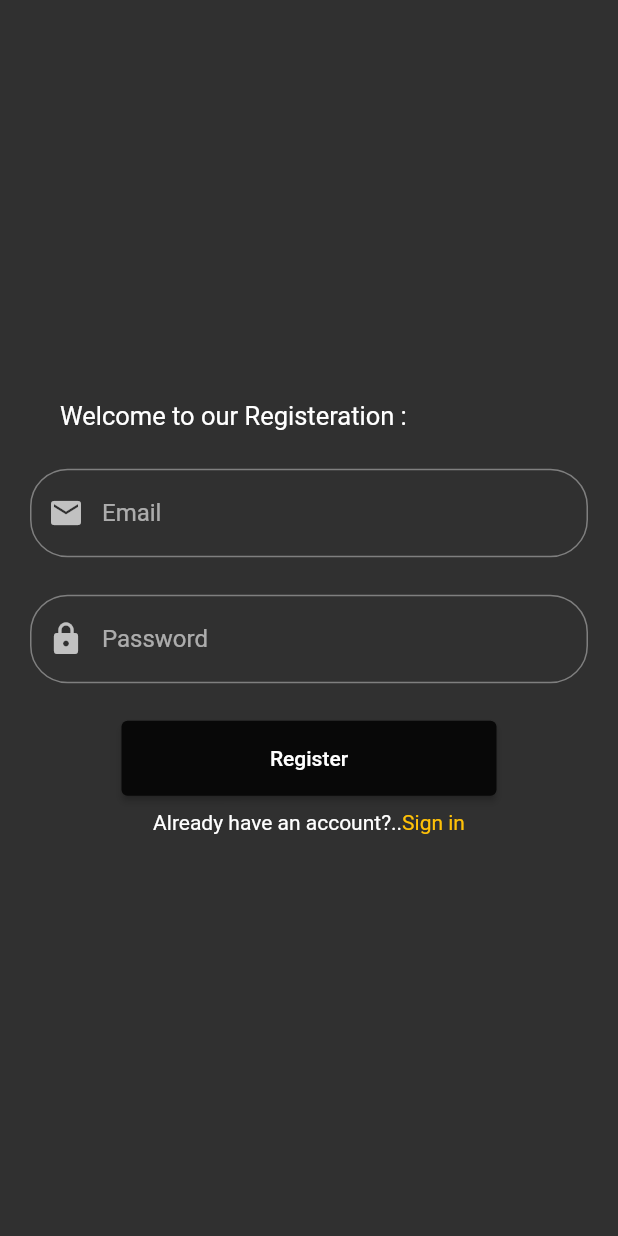
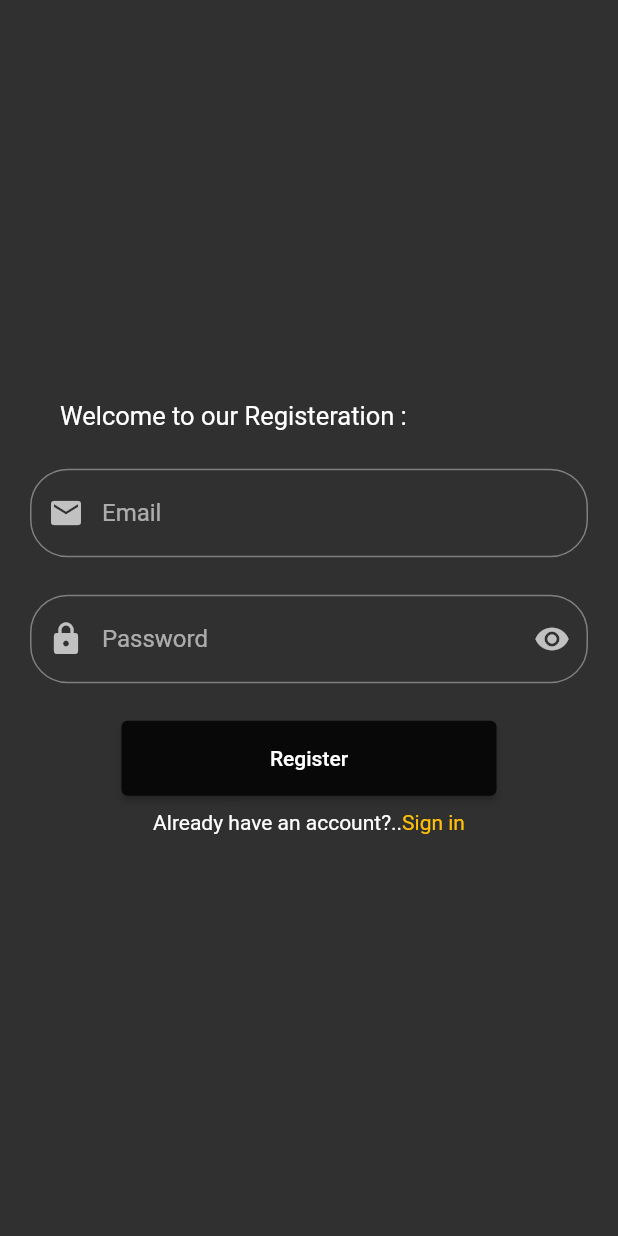
Before and after one commit to KhalidEl-MariAa/iti-notesApp, a Flutter app: the screen it shows after launch, on a phone screen of 412 x 824 dp. Run offline on Flutter 3.47's test engine with Material 2 defaults, Android fonts, the phone set to English and light mode, and no system bars; our stand-ins replace firebase_auth, firebase_core, flutter_spinkit, google_fonts, google_sign_in; accounts and stored records are empty.

Commit message:
make hide password in register by choice

```diff
--- a/lib/screens/RegisterScreen/RegisterView.dart
+++ b/lib/screens/RegisterScreen/RegisterView.dart
@@ -11,6 +11,9 @@ class RegisterView extends StatefulWidget {
 }
 
 class _RegisterViewState extends State<RegisterView> {
+  bool notseen=true;
+  TextEditingController passcont =  TextEditingController();
+
   String? email;
   String? password;
  final GlobalKey<FormState> _globalKey =  GlobalKey();
@@ -37,6 +40,7 @@ class _RegisterViewState extends State<RegisterView> {
                 Padding(
                   padding: const EdgeInsets.symmetric(horizontal: 20),
                   child: TextFormField(
+
                     // ignore: body_might_complete_normally_nullable
                     validator: (value) {
                       if (value!.isEmpty){
@@ -61,6 +65,7 @@ class _RegisterViewState extends State<RegisterView> {
                 Padding(
                   padding: const EdgeInsets.symmetric(horizontal: 20),
                   child: TextFormField(
+                    obscureText: notseen,
                     // ignore: body_might_complete_normally_nullable
                     validator: (value) {
                       if(value!.isEmpty){
@@ -70,7 +75,19 @@ class _RegisterViewState extends State<RegisterView> {
                     onChanged: (value) {
                       password=value;
                     },
+                    controller: passcont,
                     decoration: InputDecoration(
+                      suffixIcon: IconButton(
+                        onPressed: (){
+
+
+                          setState(() {
+                            notseen=!notseen;
+                          });
+
+
+                        },
+                       icon: notseen? const Icon(Icons.remove_red_eye) :const Icon (Icons.hide_source )),
                       hintText: 'Password',
                       hintStyle: GoogleFonts.anekGurmukhi(),
                       border: OutlineInputBorder(borderRadius: BorderRadius.circular(25)),
```
